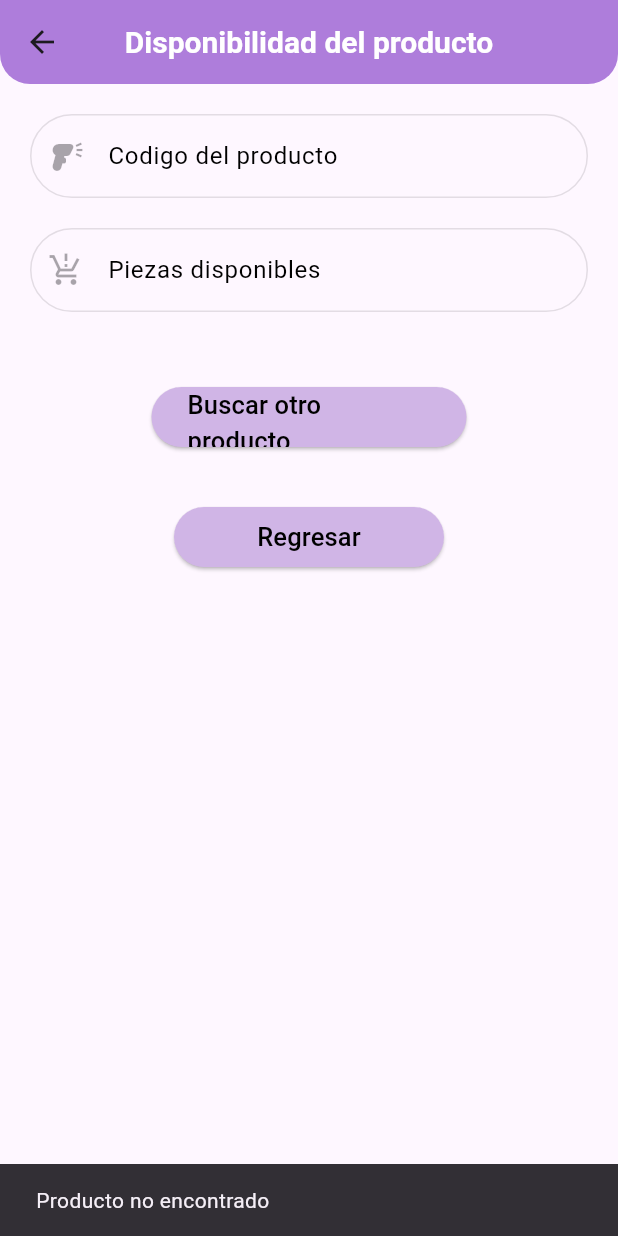
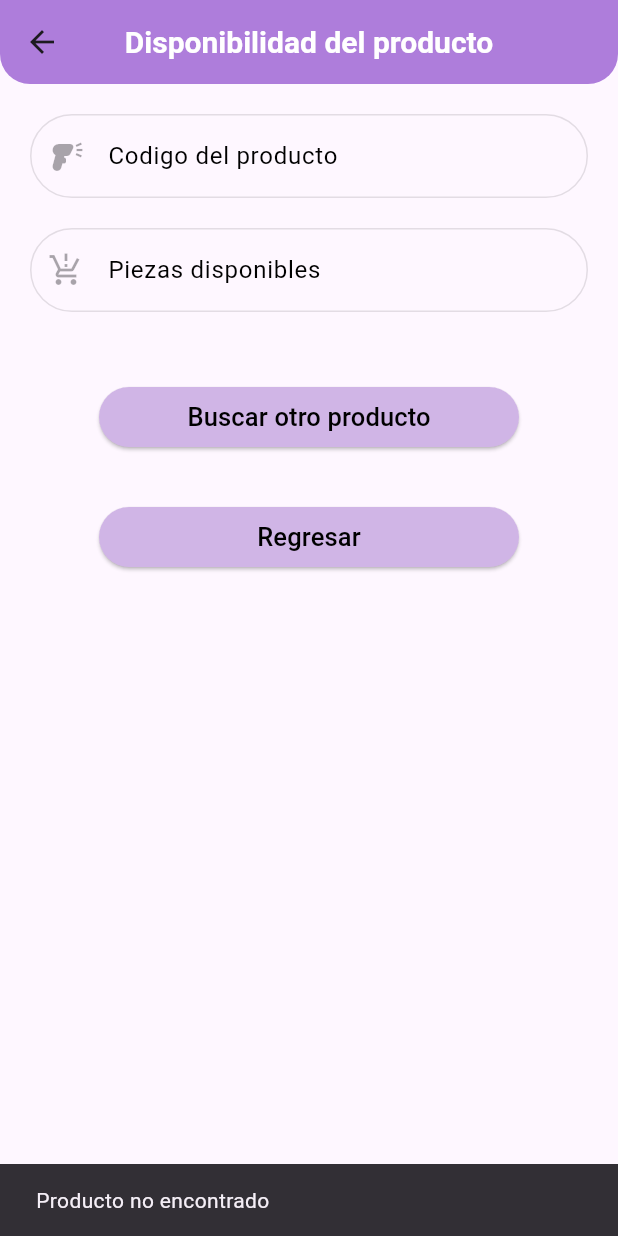
Before and after one commit to YuKy0E/SistemaAVDA, a Flutter app: the Dispo_pro screen opened directly with empty values, on a phone screen of 412 x 824 dp. Run offline on Flutter 3.47's test engine with Material 3 defaults, Android fonts, the phone set to English and light mode, and no system bars; our stand-ins replace cloud_firestore, firebase_auth, firebase_core; accounts and stored records are empty.

Commit message:
cambios de tamaño
cambie el tamaño de los botones y el texto de algunos productos de venta

```diff
--- a/lib/administración/dispo_prod.dart
+++ b/lib/administración/dispo_prod.dart
@@ -133,7 +133,7 @@ class _Dispo_proState extends State<Dispo_pro> {
             ),
             Center(
               child: Container(
-                width: 230,
+                width: 300,
                 height: 40,
                 padding: const EdgeInsets.fromLTRB(10, 0, 10, 0),
                 child: ElevatedButton(
@@ -160,7 +160,7 @@ class _Dispo_proState extends State<Dispo_pro> {
             ),
             Center(
               child: Container(
-                width: 200,
+                width: 300,
                 height: 40,
                 padding: const EdgeInsets.fromLTRB(10, 0, 10, 0),
                 child: ElevatedButton(
--- a/lib/ventas/sol_ord_ventas.dart
+++ b/lib/ventas/sol_ord_ventas.dart
@@ -137,7 +137,7 @@ class _sol_ord_ventasState extends State<sol_ord_ventas> {
           const SizedBox(height: 20),
           Center(
             child: FractionallySizedBox(
-              widthFactor: 0.6,
+              widthFactor: 0.7,
               child: ElevatedButton(
                 onPressed: _getProductByIdPro,
                 style: ButtonStyle(
@@ -244,7 +244,7 @@ class _sol_ord_ventasState extends State<sol_ord_ventas> {
 
                 Row(
                   children: [
-                const Text("Cantidad del producto solicitado: ",
+                const Text("Cantidad solicitada: ",
                 style: TextStyle(
                 fontSize: 16,
                 fontWeight: FontWeight.bold,
--- a/lib/ventas/status_orden_ventas.dart
+++ b/lib/ventas/status_orden_ventas.dart
@@ -150,7 +150,7 @@ class _EstadoOrdenVentasState extends State<EstadoOrdenVentas> {
 
               Row(
                 children: [
-                  const Text('Costo total de Venta: ',
+                  const Text('Costo total: ',
                 style: TextStyle(
                 fontSize: 17,
                 fontWeight: FontWeight.bold,
```
